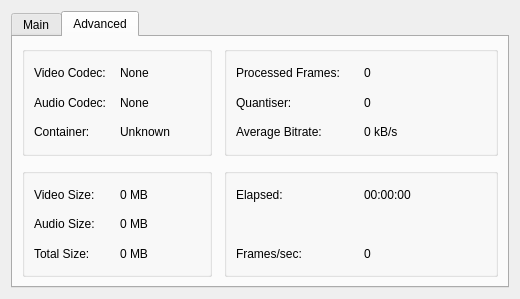
mean00/avidemux2, file avidemux/qt4/ADM_userInterfaces/ADM_dialog/encoding.ui: the form before one commit.
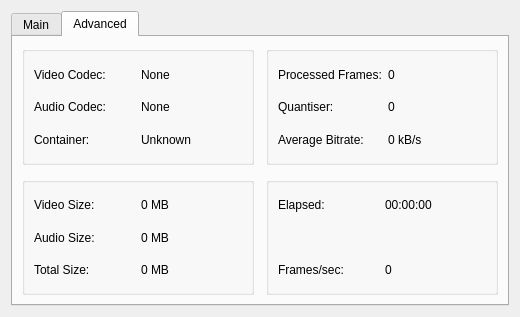
The form after the commit. The open tabs and pages were chosen to show the change.

Commit message:
[Qt/encoding] Resize the first column of the second tab on dialog resize
The default minimum width may be not enough depending on font size and translation, resulting in truncated labels. This patch changes size policy for both columns to MinimumExpanding, making it possible to see complete labels by enlarging the dialog window.

Patch:
```diff
--- a/avidemux/qt4/ADM_userInterfaces/ADM_dialog/encoding.ui
+++ b/avidemux/qt4/ADM_userInterfaces/ADM_dialog/encoding.ui
@@ -7,7 +7,7 @@
     <x>0</x>
     <y>0</y>
     <width>520</width>
-    <height>299</height>
+    <height>317</height>
    </rect>
   </property>
   <property name="sizePolicy">
@@ -278,14 +278,14 @@
            <item row="0" column="0">
             <widget class="QGroupBox" name="groupBox">
              <property name="sizePolicy">
-              <sizepolicy hsizetype="Maximum" vsizetype="Preferred">
+              <sizepolicy hsizetype="MinimumExpanding" vsizetype="Preferred">
                <horstretch>1</horstretch>
                <verstretch>0</verstretch>
               </sizepolicy>
              </property>
              <property name="minimumSize">
               <size>
-               <width>190</width>
+               <width>200</width>
                <height>0</height>
               </size>
              </property>
@@ -356,14 +356,14 @@
            <item row="1" column="0">
             <widget class="QGroupBox" name="groupBox_3">
              <property name="sizePolicy">
-              <sizepolicy hsizetype="Preferred" vsizetype="Preferred">
+              <sizepolicy hsizetype="MinimumExpanding" vsizetype="Preferred">
                <horstretch>0</horstretch>
                <verstretch>0</verstretch>
               </sizepolicy>
              </property>
              <property name="minimumSize">
               <size>
-               <width>180</width>
+               <width>200</width>
                <height>0</height>
               </size>
              </property>
@@ -437,14 +437,14 @@
            <item row="0" column="1">
             <widget class="QGroupBox" name="groupBox_2">
              <property name="sizePolicy">
-              <sizepolicy hsizetype="Expanding" vsizetype="Preferred">
+              <sizepolicy hsizetype="MinimumExpanding" vsizetype="Preferred">
                <horstretch>1</horstretch>
                <verstretch>0</verstretch>
               </sizepolicy>
              </property>
              <property name="minimumSize">
               <size>
-               <width>210</width>
+               <width>220</width>
                <height>0</height>
               </size>
              </property>
@@ -518,14 +518,14 @@
            <item row="1" column="1">
             <widget class="QGroupBox" name="groupBox_4">
              <property name="sizePolicy">
-              <sizepolicy hsizetype="Expanding" vsizetype="Preferred">
+              <sizepolicy hsizetype="MinimumExpanding" vsizetype="Preferred">
                <horstretch>0</horstretch>
                <verstretch>0</verstretch>
               </sizepolicy>
              </property>
              <property name="minimumSize">
               <size>
-               <width>210</width>
+               <width>220</width>
                <height>0</height>
               </size>
              </property>
```
Left out of the diff: 2 changed lines with no effect on the pictures.
